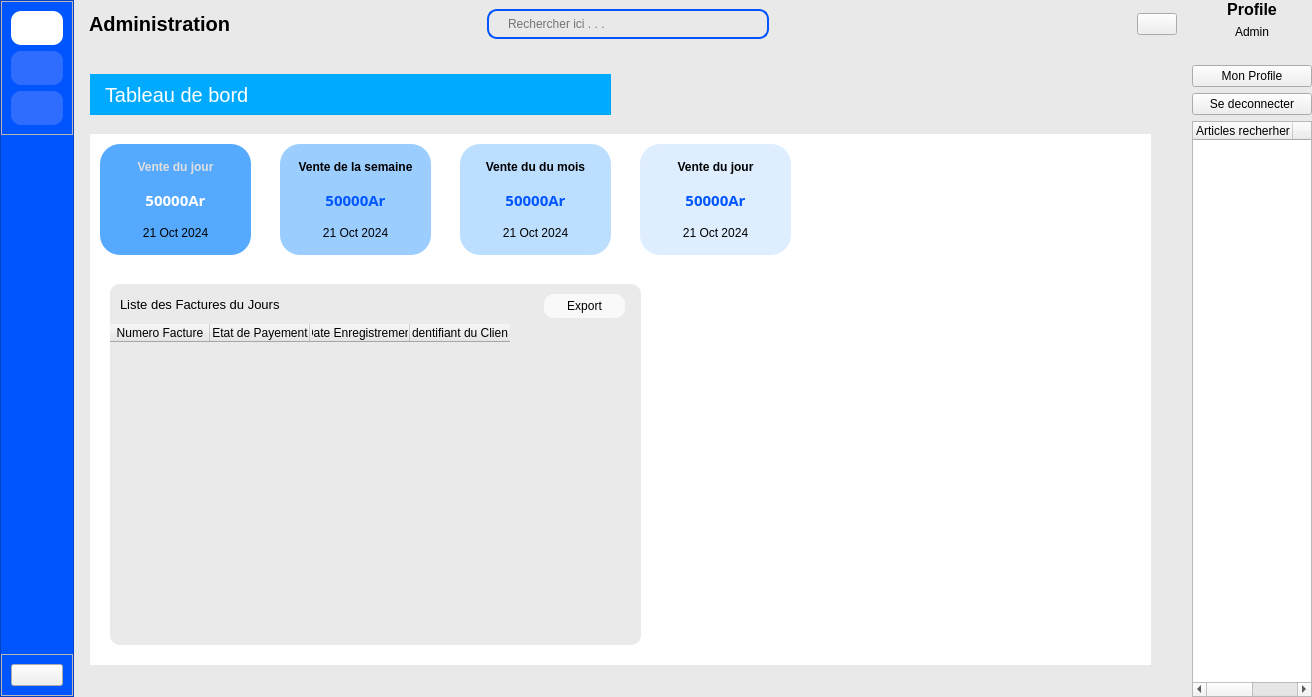
Qt form views/auth/main_admin_window.ui (ninohantonio/Store-Management) before a commit.
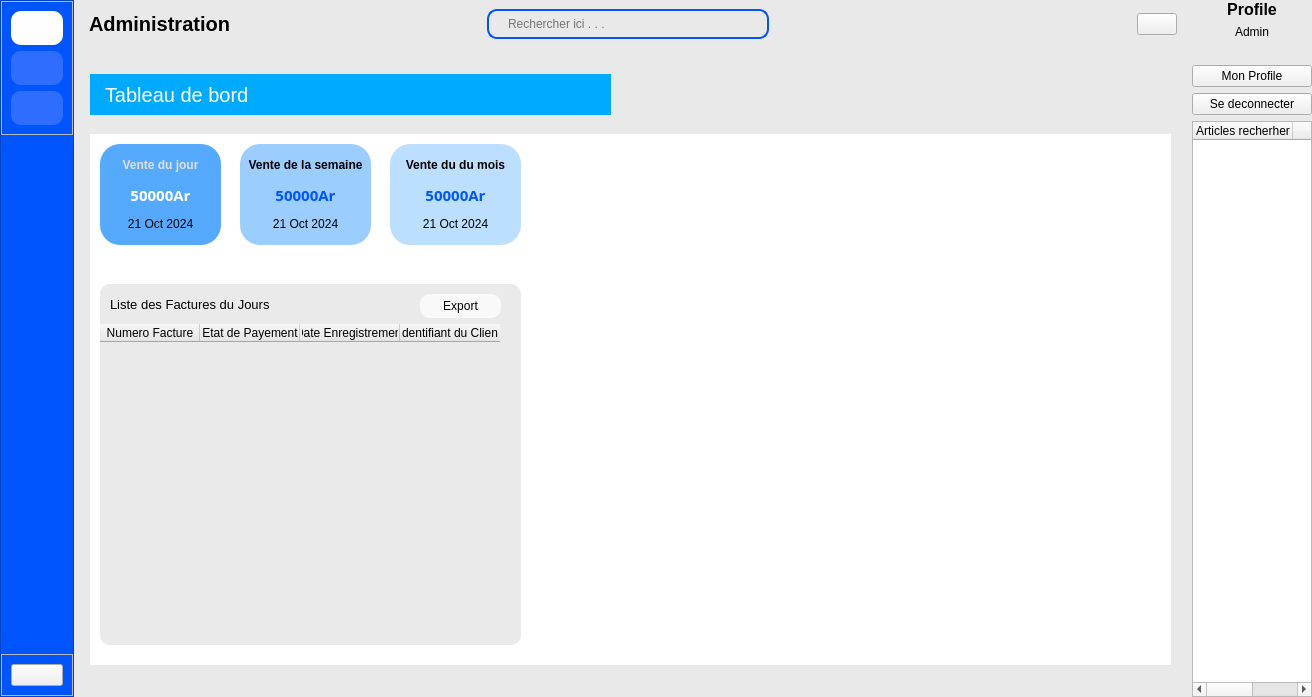
The same form after that commit. Icons and pictures are not drawn. Custom widgets are drawn as their Qt base class.

Patch:
```diff
--- a/views/auth/main_admin_window.ui
+++ b/views/auth/main_admin_window.ui
@@ -1385,7 +1385,7 @@
                   <rect>
                    <x>10</x>
                    <y>80</y>
-                   <width>1061</width>
+                   <width>1081</width>
                    <height>531</height>
                   </rect>
                  </property>
@@ -1398,8 +1398,8 @@
                    <rect>
                     <x>10</x>
                     <y>10</y>
-                    <width>151</width>
-                    <height>111</height>
+                    <width>121</width>
+                    <height>101</height>
                    </rect>
                   </property>
                   <property name="styleSheet">
@@ -1471,10 +1471,10 @@
                  <widget class="QFrame" name="frame_24">
                   <property name="geometry">
                    <rect>
-                    <x>190</x>
+                    <x>150</x>
                     <y>10</y>
-                    <width>151</width>
-                    <height>111</height>
+                    <width>131</width>
+                    <height>101</height>
                    </rect>
                   </property>
                   <property name="styleSheet">
@@ -1542,87 +1542,13 @@
                    </item>
                   </layout>
                  </widget>
-                 <widget class="QFrame" name="frame_25">
-                  <property name="geometry">
-                   <rect>
-                    <x>550</x>
-                    <y>10</y>
-                    <width>151</width>
-                    <height>111</height>
-                   </rect>
-                  </property>
-                  <property name="styleSheet">
-                   <string notr="true">background-color:  rgba(85, 170, 255, 50);
-border-radius: 20px;</string>
-                  </property>
-                  <property name="frameShape">
-                   <enum>QFrame::Shape::StyledPanel</enum>
-                  </property>
-                  <property name="frameShadow">
-                   <enum>QFrame::Shadow::Raised</enum>
-                  </property>
-                  <layout class="QVBoxLayout" name="verticalLayout_12">
-                   <item>
-                    <widget class="QLabel" name="label_27">
-                     <property name="font">
-                      <font>
-                       <bold>true</bold>
-                      </font>
-                     </property>
-                     <property name="styleSheet">
-                      <string notr="true">background-color: transparent;</string>
-                     </property>
-                     <property name="text">
-                      <string>Vente du jour</string>
-                     </property>
-                     <property name="alignment">
-                      <set>Qt::AlignmentFlag::AlignCenter</set>
-                     </property>
-                    </widget>
-                   </item>
-                   <item>
-                    <widget class="QLabel" name="label_28">
-                     <property name="font">
-                      <font>
-                       <family>Nirmala UI Semilight</family>
-                       <pointsize>11</pointsize>
-                       <bold>true</bold>
-                      </font>
-                     </property>
-                     <property name="styleSheet">
-                      <string notr="true">color: rgb(0, 85, 255);
-background: transparent;</string>
-                     </property>
-                     <property name="text">
-                      <string>50000Ar</string>
-                     </property>
-                     <property name="alignment">
-                      <set>Qt::AlignmentFlag::AlignCenter</set>
-                     </property>
-                    </widget>
-                   </item>
-                   <item>
-                    <widget class="QLabel" name="label_29">
-                     <property name="styleSheet">
-                      <string notr="true">background: transparent;</string>
-                     </property>
-                     <property name="text">
-                      <string>21 Oct 2024</string>
-                     </property>
-                     <property name="alignment">
-                      <set>Qt::AlignmentFlag::AlignCenter</set>
-                     </property>
-                    </widget>
-                   </item>
-                  </layout>
-                 </widget>
                  <widget class="QFrame" name="frame_26">
                   <property name="geometry">
                    <rect>
-                    <x>370</x>
+                    <x>300</x>
                     <y>10</y>
-                    <width>151</width>
-                    <height>111</height>
+                    <width>131</width>
+                    <height>101</height>
                    </rect>
                   </property>
                   <property name="styleSheet">
@@ -1693,9 +1619,9 @@
                  <widget class="QFrame" name="frame_27">
                   <property name="geometry">
                    <rect>
-                    <x>20</x>
+                    <x>10</x>
                     <y>150</y>
-                    <width>531</width>
+                    <width>421</width>
                     <height>361</height>
                    </rect>
                   </property>
@@ -1732,7 +1658,7 @@
                   <widget class="QPushButton" name="pushButton_2">
                    <property name="geometry">
                     <rect>
-                     <x>434</x>
+                     <x>320</x>
                      <y>10</y>
                      <width>81</width>
                      <height>24</height>
@@ -1754,7 +1680,7 @@
                     <rect>
                      <x>0</x>
                      <y>40</y>
-                     <width>531</width>
+                     <width>421</width>
                      <height>311</height>
                     </rect>
                    </property>
@@ -1783,6 +1709,17 @@
                    </column>
                   </widget>
                  </widget>
+                 <widget class="QWidget" name="verticalLayoutWidget">
+                  <property name="geometry">
+                   <rect>
+                    <x>440</x>
+                    <y>70</y>
+                    <width>621</width>
+                    <height>441</height>
+                   </rect>
+                  </property>
+                  <layout class="QVBoxLayout" name="chartContainer"/>
+                 </widget>
                 </widget>
                </widget>
                <widget class="QWidget" name="clientPage">
```
